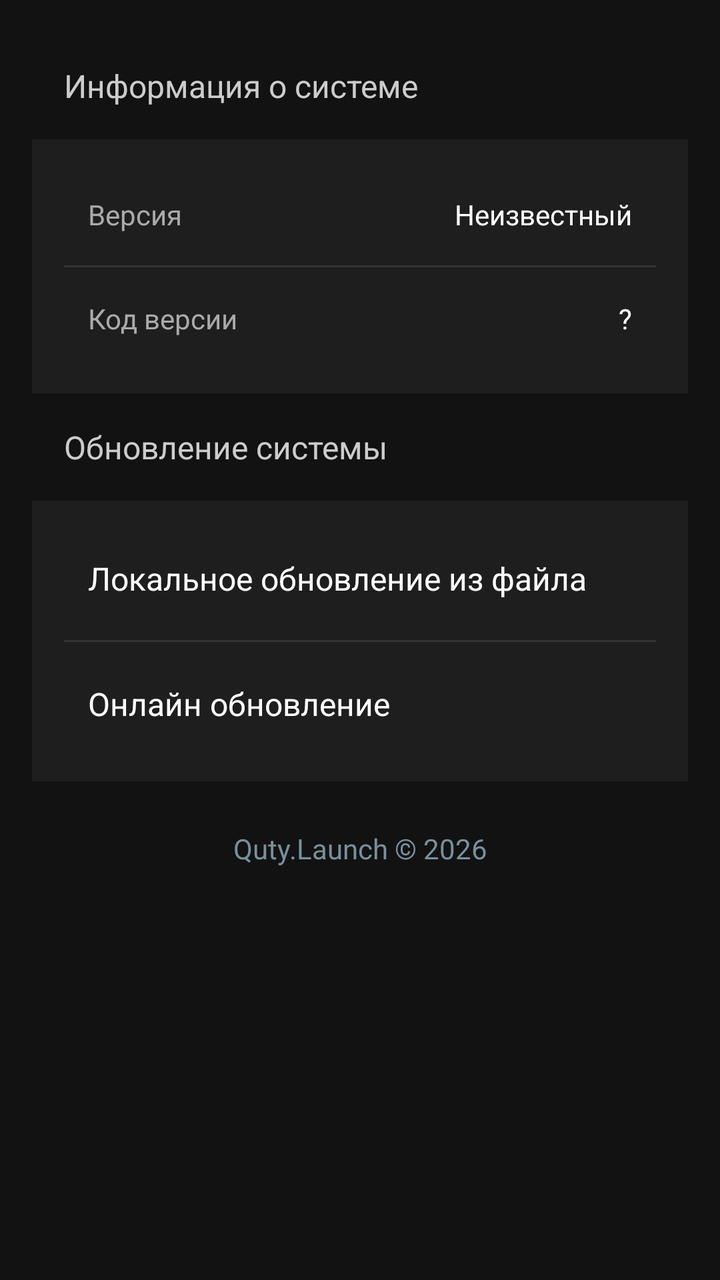
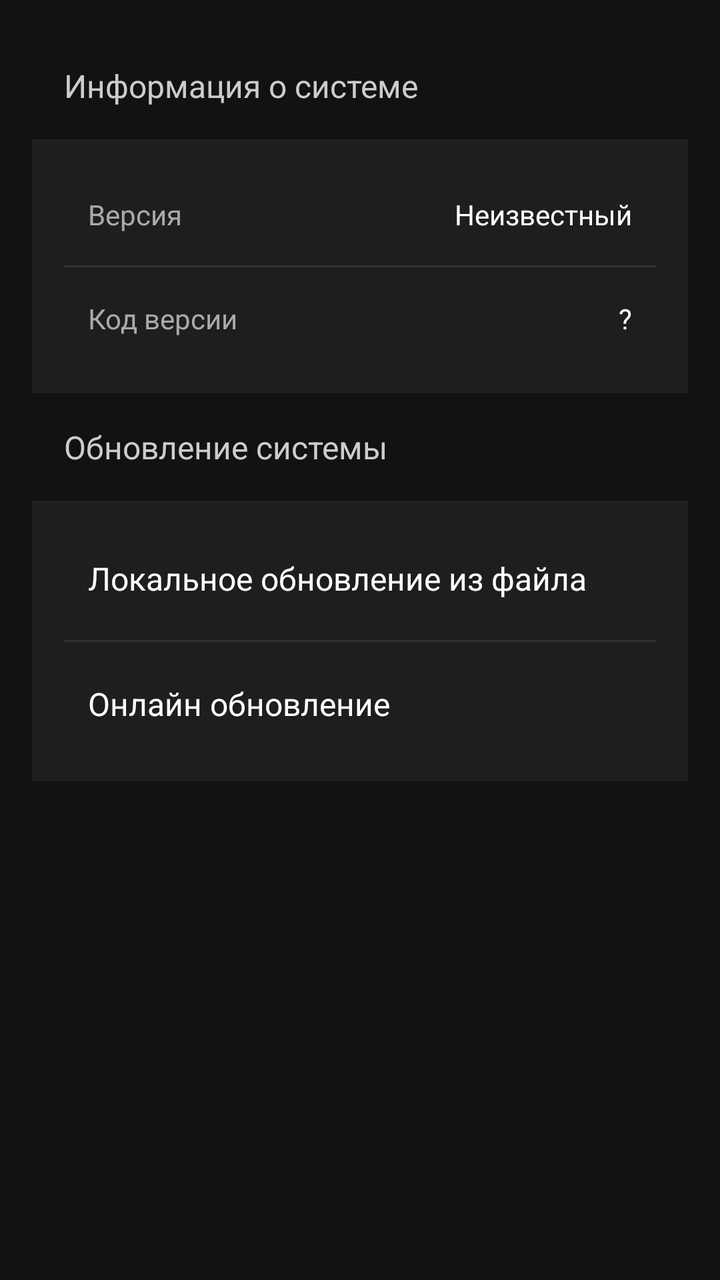

An Android layout rendered at two revisions. The XML below is the earlier revision; the diff shows what the commit changed to produce the second picture.
<!-- AndroidManifest.xml: application theme Theme.QutyLaunch -->
<!-- res/layout/fragment_settings_system.xml -->
<ScrollView xmlns:android="http://schemas.android.com/apk/res/android"
    android:layout_width="match_parent"
    android:layout_height="match_parent"
    android:background="#121212"
    android:fillViewport="true"
    android:padding="16dp">

    <LinearLayout
        android:layout_width="match_parent"
        android:layout_height="wrap_content"
        android:orientation="vertical">

        <TextView
            android:layout_width="match_parent"
            android:layout_height="wrap_content"
            android:text="@string/system_info_title"
            android:textColor="#CCCCCC"
            android:textSize="16sp"
            android:padding="16dp"
            android:paddingTop="8dp"/>

        <LinearLayout
            android:layout_width="match_parent"
            android:layout_height="wrap_content"
            android:orientation="vertical"
            android:background="#1E1E1E"
            android:padding="16dp">

            
            <LinearLayout
                android:layout_width="match_parent"
                android:layout_height="wrap_content"
                android:orientation="horizontal"
                android:padding="12dp">

                <TextView
                    android:layout_width="0dp"
                    android:layout_height="wrap_content"
                    android:layout_weight="1"
                    android:text="@string/version_label"
                    android:textColor="#AAAAAA"
                    android:textSize="14sp" />

                <TextView
                    android:id="@+id/version_text"
                    android:layout_width="wrap_content"
                    android:layout_height="wrap_content"
                    android:text="@string/version_unknown"
                    android:textColor="#FFFFFF"
                    android:textSize="14sp"
                    android:textAlignment="viewEnd" />

            </LinearLayout>

            
            <View
                android:layout_width="match_parent"
                android:layout_height="1dp"
                android:background="#333333"
                android:layout_marginVertical="4dp" />

            
            <LinearLayout
                android:layout_width="match_parent"
                android:layout_height="wrap_content"
                android:orientation="horizontal"
                android:padding="12dp">

                <TextView
                    android:layout_width="0dp"
                    android:layout_height="wrap_content"
                    android:layout_weight="1"
                    android:text="@string/version_code_label"
                    android:textColor="#AAAAAA"
                    android:textSize="14sp" />

                <TextView
                    android:id="@+id/version_code_text"
                    android:layout_width="wrap_content"
                    android:layout_height="wrap_content"
                    android:text="@string/unknown_code"
                    android:textColor="#FFFFFF"
                    android:textSize="14sp"
                    android:textAlignment="viewEnd" />

            </LinearLayout>

            
            <View
                android:id="@+id/channel_divider"
                android:layout_width="match_parent"
                android:layout_height="1dp"
                android:background="#333333"
                android:layout_marginVertical="4dp"
                android:visibility="gone" />

            
            <LinearLayout
                android:id="@+id/channel_container"
                android:layout_width="match_parent"
                android:layout_height="wrap_content"
                android:orientation="horizontal"
                android:padding="12dp"
                android:visibility="gone">

                <TextView
                    android:layout_width="0dp"
                    android:layout_height="wrap_content"
                    android:layout_weight="1"
                    android:text="@string/channel_label"
                    android:textColor="#AAAAAA"
                    android:textSize="14sp" />

                <TextView
                    android:id="@+id/channel_text"
                    android:layout_width="wrap_content"
                    android:layout_height="wrap_content"
                    android:text="@string/empty"
                    android:textColor="#FFFFFF"
                    android:textSize="14sp"
                    android:textAlignment="viewEnd" />

            </LinearLayout>

        </LinearLayout>

        
        <TextView
            android:layout_width="match_parent"
            android:layout_height="wrap_content"
            android:text="@string/update_info_title"
            android:textColor="#CCCCCC"
            android:textSize="16sp"
            android:padding="16dp"
            android:paddingTop="8dp"/>

        <LinearLayout
            android:layout_width="match_parent"
            android:layout_height="wrap_content"
            android:orientation="vertical"
            android:background="#1E1E1E"
            android:padding="16dp">

            
            <LinearLayout
                android:id="@+id/install_from_file_button"
                android:layout_width="match_parent"
                android:layout_height="wrap_content"
                android:orientation="horizontal"
                android:padding="12dp"
                android:background="?android:attr/selectableItemBackground"
                android:gravity="center_vertical">

                <TextView
                    android:layout_width="0dp"
                    android:layout_height="wrap_content"
                    android:layout_weight="1"
                    android:text="@string/install_from_file"
                    android:textColor="#FFFFFF"
                    android:textSize="16sp"/>

                <TextView
                    android:id="@+id/install_status"
                    android:layout_width="wrap_content"
                    android:layout_height="wrap_content"
                    android:text="@string/empty"
                    android:textColor="#4CAF50"
                    android:textSize="14sp"
                    android:visibility="gone"/>

            </LinearLayout>

            
            <View
                android:layout_width="match_parent"
                android:layout_height="1dp"
                android:background="#333333"
                android:layout_marginVertical="8dp"/>

            
            <LinearLayout
                android:id="@+id/check_update_button"
                android:layout_width="match_parent"
                android:layout_height="wrap_content"
                android:orientation="horizontal"
                android:padding="12dp"
                android:background="?android:attr/selectableItemBackground"
                android:gravity="center_vertical">

                <TextView
                    android:layout_width="0dp"
                    android:layout_height="wrap_content"
                    android:layout_weight="1"
                    android:text="@string/check_updates_online_button"
                    android:textColor="#FFFFFF"
                    android:textSize="16sp"/>

                <TextView
                    android:id="@+id/update_status"
                    android:layout_width="wrap_content"
                    android:layout_height="wrap_content"
                    android:text="@string/empty"
                    android:textColor="#4CAF50"
                    android:textSize="14sp"
                    android:visibility="gone"/>

            </LinearLayout>

        </LinearLayout>

        
        <TextView
            android:layout_width="match_parent"
            android:layout_height="wrap_content"
            android:gravity="center"
            android:padding="24dp"
            android:text="@string/copyright"
            android:textColor="#78909C"
            android:textSize="14sp" />

    </LinearLayout>

</ScrollView>
<!-- resources referenced by this layout -->
<resources>
  <string name="channel_label">Канал</string>
  <string name="check_updates_online_button">Онлайн обновление</string>
  <string name="copyright">Quty.Launch © 2026</string>
  <string name="empty"> </string>
  <string name="install_from_file">Локальное обновление из файла</string>
  <string name="system_info_title">Информация о системе</string>
  <string name="unknown_code">\?</string>
  <string name="update_info_title">Обновление системы</string>
  <string name="version_code_label">Код версии</string>
  <string name="version_label">Версия</string>
  <string name="version_unknown">Неизвестный</string>
  <style name="Theme.QutyLaunch" parent="Theme.AppCompat.NoActionBar">
          
          <item name="android:navigationBarColor">@android:color/transparent</item>
          <item name="android:statusBarColor">@android:color/transparent</item>
  
          
          <item name="android:windowLayoutInDisplayCutoutMode">shortEdges</item>
  
          
          <item name="android:fitsSystemWindows">false</item>
  
          
          <item name="android:windowDrawsSystemBarBackgrounds">true</item>
      </style>
</resources>

<!-- the commit's change to res/layout/fragment_settings_system.xml (unified diff, before → after) -->
@@ -208,16 +208,6 @@
 
         </LinearLayout>
 
-        
-        <TextView
-            android:layout_width="match_parent"
-            android:layout_height="wrap_content"
-            android:gravity="center"
-            android:padding="24dp"
-            android:text="@string/copyright"
-            android:textColor="#78909C"
-            android:textSize="14sp" />
-
     </LinearLayout>
 
 </ScrollView>
<!-- resource entries referenced after the edit -->
@@ -2,7 +2,6 @@
 <resources>
   <string name="channel_label">Канал</string>
   <string name="check_updates_online_button">Онлайн обновление</string>
-  <string name="copyright">Quty.Launch © 2026</string>
   <string name="empty"> </string>
   <string name="install_from_file">Локальное обновление из файла</string>
   <string name="system_info_title">Информация о системе</string>
